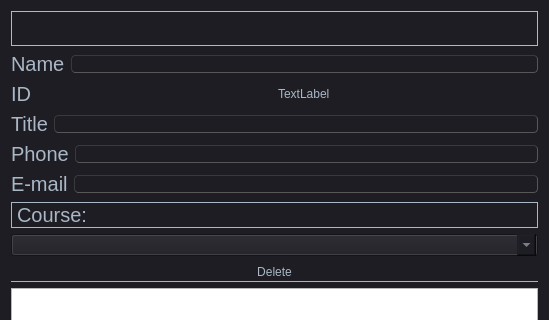
Before: the Qt Designer form CodeBrains project/ProfessorEditPage.ui in omarnasser0/CodeBrains---Last, drawn with Qt 5; both pictures show x 0 to 549 and y 0 to 320 of the 549 by 611 pixel window.
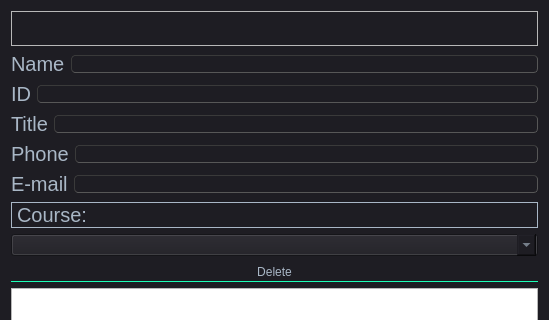
After: the same form once the commit is applied.

Diff of the .ui file:
```diff
--- a/CodeBrains project/ProfessorEditPage.ui
+++ b/CodeBrains project/ProfessorEditPage.ui
@@ -461,11 +461,7 @@
       </widget>
      </item>
      <item>
-      <widget class="QLabel" name="idLabel">
-       <property name="text">
-        <string>TextLabel</string>
-       </property>
-      </widget>
+      <widget class="QLineEdit" name="idLineEdit"/>
      </item>
     </layout>
    </item>
```
